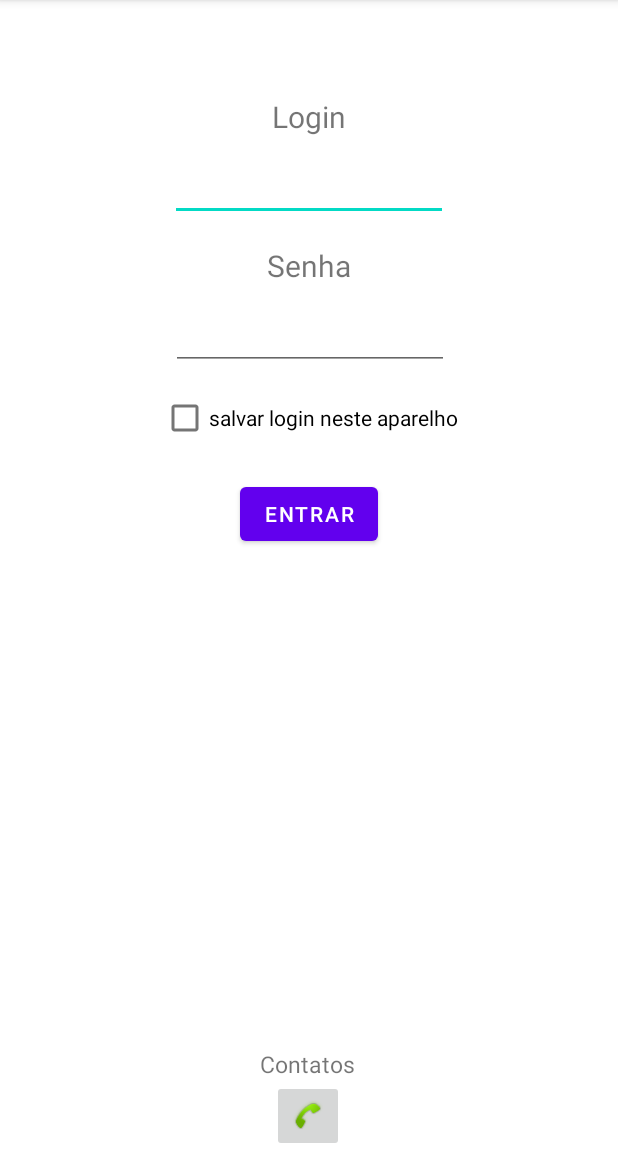
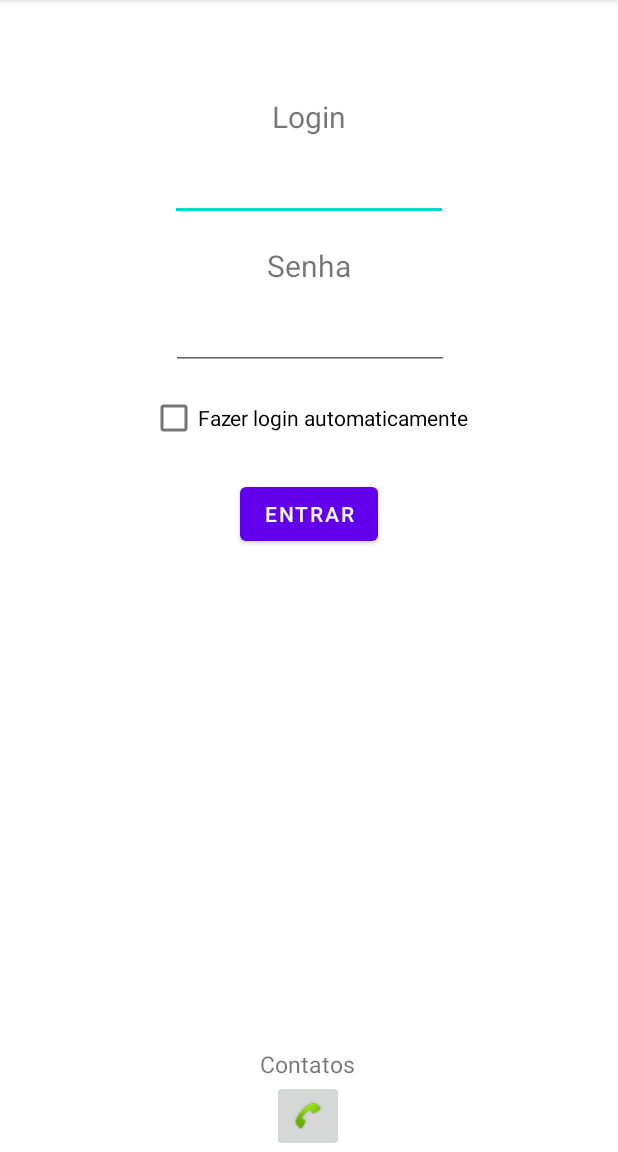
Before and after one commit to CarlosMonteiroNeto/Discipulado_IEADPE, an Android app: the screen it shows after launch (MainActivity), after a tap on "ENTRAR", on a phone screen of 412 x 824 dp, the part 84-1236 px from its top. Run offline under Robolectric (Android 15) with nearby library versions, the light colour scheme and no system bars.

Commit message:
Próximo passo - Salvar logins e senhas e fazer layout de add/editar membro

```diff
--- a/app/src/main/java/com/example/discipulado_ieadpe/MainActivity.java
+++ b/app/src/main/java/com/example/discipulado_ieadpe/MainActivity.java
@@ -62,6 +62,13 @@ public class MainActivity extends AppCompatActivity {
             public void onClick(View view) {
                 //TODO Criar registro de login e senha.
                 // Checar se confere. Salvar em Shared preferences.
+                //TODO condicionar as ações abaixo caso o login e senha existem e conferem.
+                // Caso contrário, dar avisos de não confere, senha incorreta etc.
+                if (checkSalvarLogin.isChecked()){
+                    editor.putBoolean(CHAVE_LOGIN_AUTOMATICO, true);
+                }
+                editor.apply();
+                startActivity(new Intent(MainActivity.this, TelaInicial.class));
                 // Salvar escolha de login automático.
             }
         });
--- a/app/src/main/res/layout/activity_main.xml
+++ b/app/src/main/res/layout/activity_main.xml
@@ -88,7 +88,7 @@
         android:layout_width="wrap_content"
         android:layout_height="wrap_content"
         android:layout_marginTop="8dp"
-        android:text="salvar login neste aparelho"
+        android:text="Fazer login automaticamente"
         app:layout_constraintEnd_toEndOf="parent"
         app:layout_constraintStart_toStartOf="parent"
         app:layout_constraintTop_toBottomOf="@+id/edit_senha" />
```
